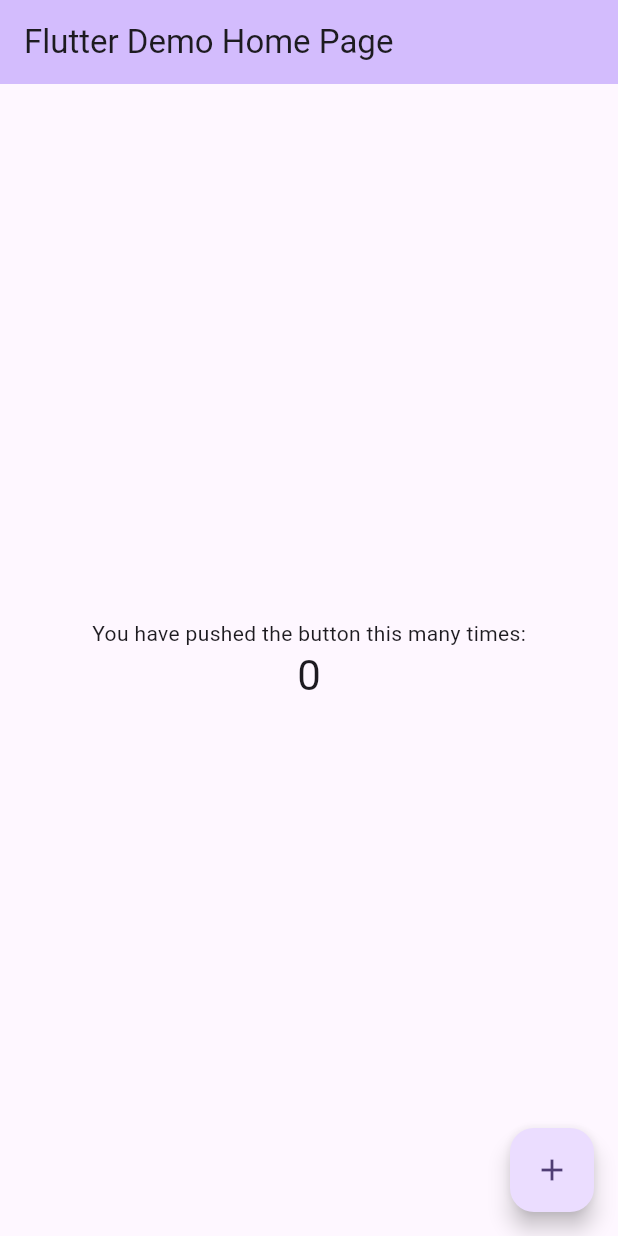
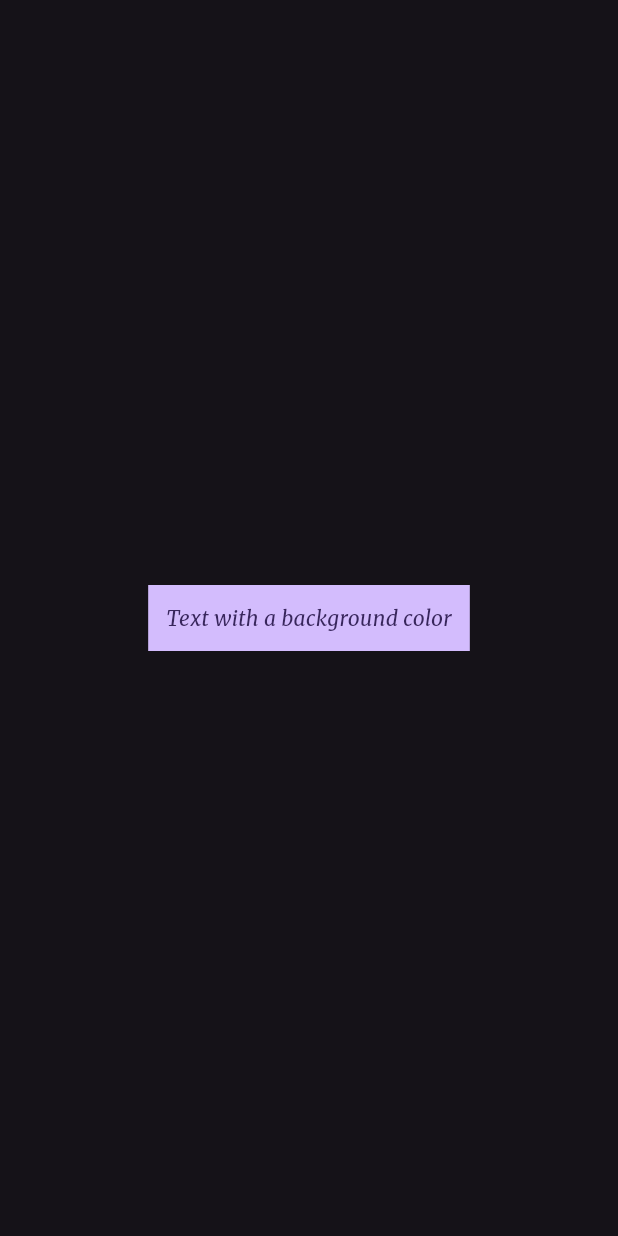
Before and after one commit to raman04-byte/FlutterPlaylist, a Flutter app: the screen it shows after launch, on a phone screen of 412 x 824 dp. Run offline on Flutter 3.47's test engine with Material 2 defaults, Android fonts, the phone set to English and light mode, and no system bars; our stand-ins replace google_fonts.

Commit message:
Added Custom App Theme with fonts

```diff
--- a/depend/lib/main.dart
+++ b/depend/lib/main.dart
@@ -1,5 +1,5 @@
 import 'package:flutter/material.dart';
-
+import 'package:google_fonts/google_fonts.dart';
 void main() {
   runApp(const MyApp());
 }
@@ -13,22 +13,21 @@
     return MaterialApp(
       title: 'Flutter Demo',
       theme: ThemeData(
-        // This is the theme of your application.
-        //
-        // TRY THIS: Try running your application with "flutter run". You'll see
-        // the application has a blue toolbar. Then, without quitting the app,
-        // try changing the seedColor in the colorScheme below to Colors.green
-        // and then invoke "hot reload" (save your changes or press the "hot
-        // reload" button in a Flutter-supported IDE, or press "r" if you used
-        // the command line to start the app).
-        //
-        // Notice that the counter didn't reset back to zero; the application
-        // state is not lost during the reload. To reset the state, use hot
-        // restart instead.
-        //
-        // This works for code too, not just values: Most code changes can be
-        // tested with just a hot reload.
-        colorScheme: ColorScheme.fromSeed(seedColor: Colors.deepPurple),
+        colorScheme: ColorScheme.fromSeed(
+          seedColor: Colors.deepPurple,
+          brightness: Brightness.dark,
+        ),
+        textTheme: TextTheme(
+            displayLarge: const TextStyle(
+              fontSize: 72,
+              fontWeight: FontWeight.bold,
+            ),
+            titleLarge:
+                GoogleFonts.oswald(fontSize: 30, fontStyle: FontStyle.italic),
+            bodyMedium: GoogleFonts.merriweather(
+              fontStyle: FontStyle.italic
+            ),
+            displaySmall: GoogleFonts.pacifico()),
         useMaterial3: true,
       ),
       home: const MyHomePage(title: 'Flutter Demo Home Page'),
@@ -37,89 +36,30 @@
 }
 
 class MyHomePage extends StatefulWidget {
+  final String title;
   const MyHomePage({super.key, required this.title});
 
-  // This widget is the home page of your application. It is stateful, meaning
-  // that it has a State object (defined below) that contains fields that affect
-  // how it looks.
-
-  // This class is the configuration for the state. It holds the values (in this
-  // case the title) provided by the parent (in this case the App widget) and
-  // used by the build method of the State. Fields in a Widget subclass are
-  // always marked "final".
-
-  final String title;
-
   @override
-  State<MyHomePage> createState() => _MyHomePageState();
+  State<MyHomePage> createState() => _MyHomPageState();
 }
 
-class _MyHomePageState extends State<MyHomePage> {
-  int _counter = 0;
-
-  void _incrementCounter() {
-    setState(() {
-      // This call to setState tells the Flutter framework that something has
-      // changed in this State, which causes it to rerun the build method below
-      // so that the display can reflect the updated values. If we changed
-      // _counter without calling setState(), then the build method would not be
-      // called again, and so nothing would appear to happen.
-      _counter++;
-    });
-  }
-
+class _MyHomPageState extends State<MyHomePage> {
   @override
   Widget build(BuildContext context) {
-    // This method is rerun every time setState is called, for instance as done
-    // by the _incrementCounter method above.
-    //
-    // The Flutter framework has been optimized to make rerunning build methods
-    // fast, so that you can just rebuild anything that needs updating rather
-    // than having to individually change instances of widgets.
     return Scaffold(
-      appBar: AppBar(
-        // TRY THIS: Try changing the color here to a specific color (to
-        // Colors.amber, perhaps?) and trigger a hot reload to see the AppBar
-        // change color while the other colors stay the same.
-        backgroundColor: Theme.of(context).colorScheme.inversePrimary,
-        // Here we take the value from the MyHomePage object that was created by
-        // the App.build method, and use it to set our appbar title.
-        title: Text(widget.title),
-      ),
       body: Center(
-        // Center is a layout widget. It takes a single child and positions it
-        // in the middle of the parent.
-        child: Column(
-          // Column is also a layout widget. It takes a list of children and
-          // arranges them vertically. By default, it sizes itself to fit its
-          // children horizontally, and tries to be as tall as its parent.
-          //
-          // Column has various properties to control how it sizes itself and
-          // how it positions its children. Here we use mainAxisAlignment to
-          // center the children vertically; the main axis here is the vertical
-          // axis because Columns are vertical (the cross axis would be
-          // horizontal).
-          //
-          // TRY THIS: Invoke "debug painting" (choose the "Toggle Debug Paint"
-          // action in the IDE, or press "p" in the console), to see the
-          // wireframe for each widget.
-          mainAxisAlignment: MainAxisAlignment.center,
-          children: <Widget>[
-            const Text(
-              'You have pushed the button this many times:',
-            ),
-            Text(
-              '$_counter',
-              style: Theme.of(context).textTheme.headlineMedium,
-            ),
-          ],
+        child: Container(
+          padding: const EdgeInsets.symmetric(horizontal: 12, vertical: 12),
+          color: Theme.of(context).colorScheme.primary,
+          child: Text(
+            "Text with a background color",
+            style: Theme.of(context)
+                .textTheme
+                .bodyMedium!
+                .copyWith(color: Theme.of(context).colorScheme.onPrimary),
+          ),
         ),
       ),
-      floatingActionButton: FloatingActionButton(
-        onPressed: _incrementCounter,
-        tooltip: 'Increment',
-        child: const Icon(Icons.add),
-      ), // This trailing comma makes auto-formatting nicer for build methods.
     );
   }
 }
--- a/depend/pubspec.yaml
+++ b/depend/pubspec.yaml
@@ -37,6 +37,7 @@ dependencies:
   cupertino_icons: ^1.0.2
   flutter_svg_image: ^1.1.0+1
   http: ^1.0.0
+  google_fonts: ^5.1.0
 
 dev_dependencies:
   flutter_test:
```
Also changed, not shown: depend/pubspec.lock, 1 other file.
